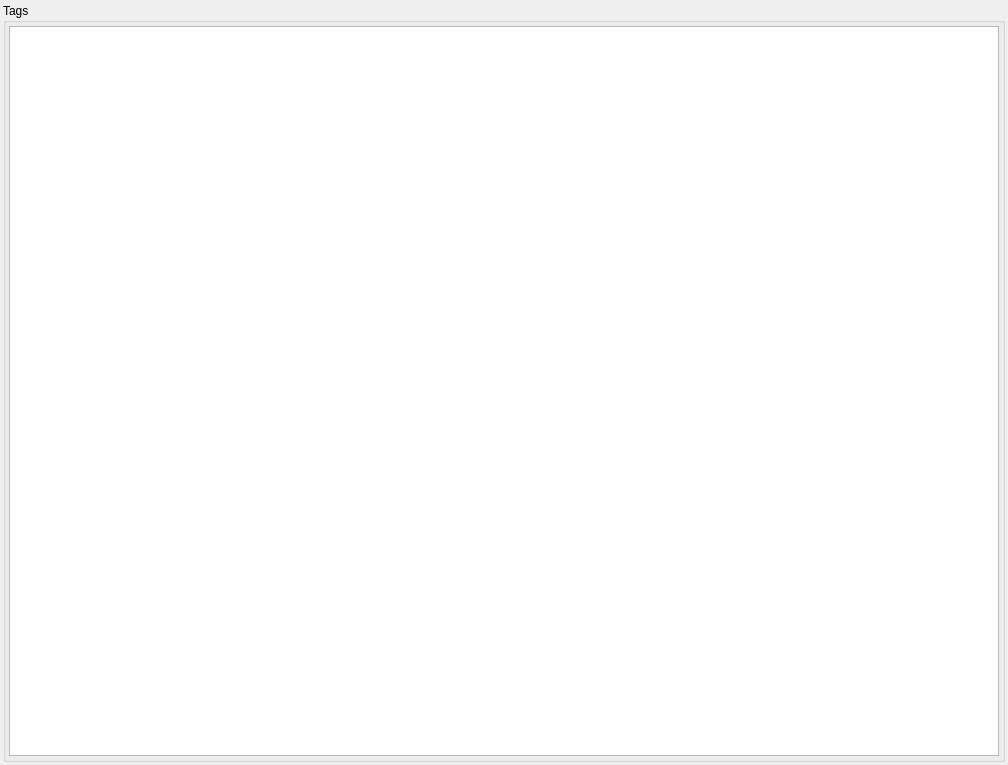
The window that widgets/TagMode/TagModeWidget.ui (SeptemberHX/TodoManager) describes before a commit, drawn with Qt 5.
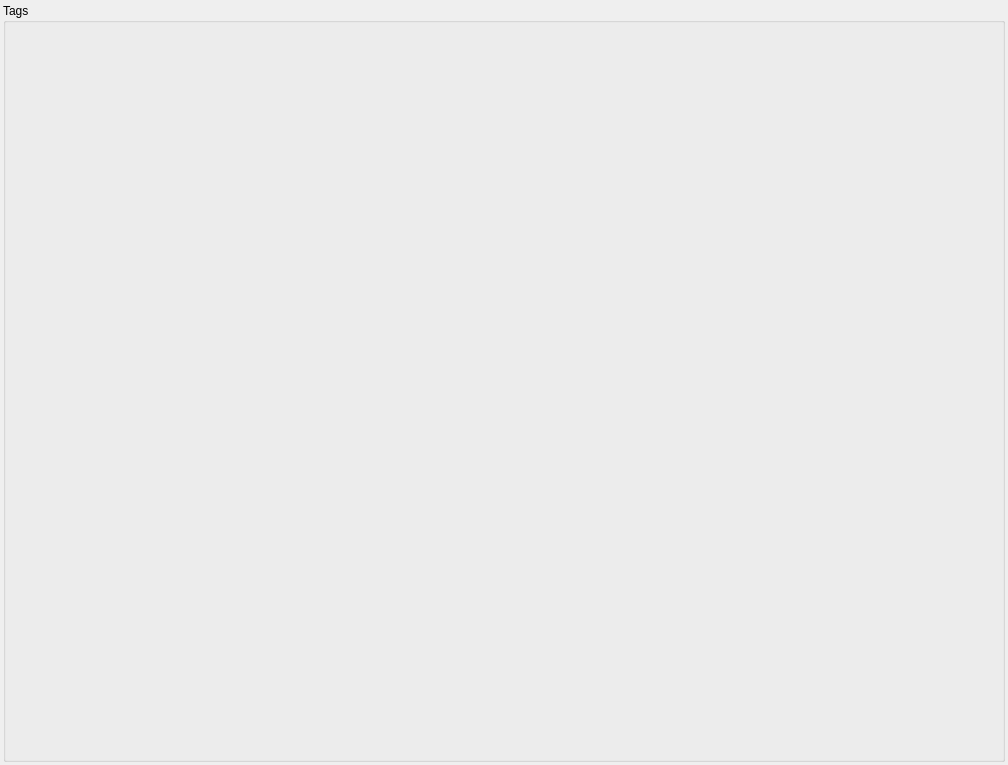
The same window after the commit.

Commit message: Fix: jump to tag mode, but not show the task list of target tag

Diff of the .ui file:
```diff
--- a/widgets/TagMode/TagModeWidget.ui
+++ b/widgets/TagMode/TagModeWidget.ui
@@ -50,22 +50,6 @@
       <property name="bottomMargin">
        <number>3</number>
       </property>
-      <item>
-       <widget class="QListView" name="listView">
-        <property name="sizePolicy">
-         <sizepolicy hsizetype="Minimum" vsizetype="Expanding">
-          <horstretch>0</horstretch>
-          <verstretch>0</verstretch>
-         </sizepolicy>
-        </property>
-        <property name="minimumSize">
-         <size>
-          <width>200</width>
-          <height>0</height>
-         </size>
-        </property>
-       </widget>
-      </item>
      </layout>
     </widget>
    </item>
```
The commit also changes 2 other files.
